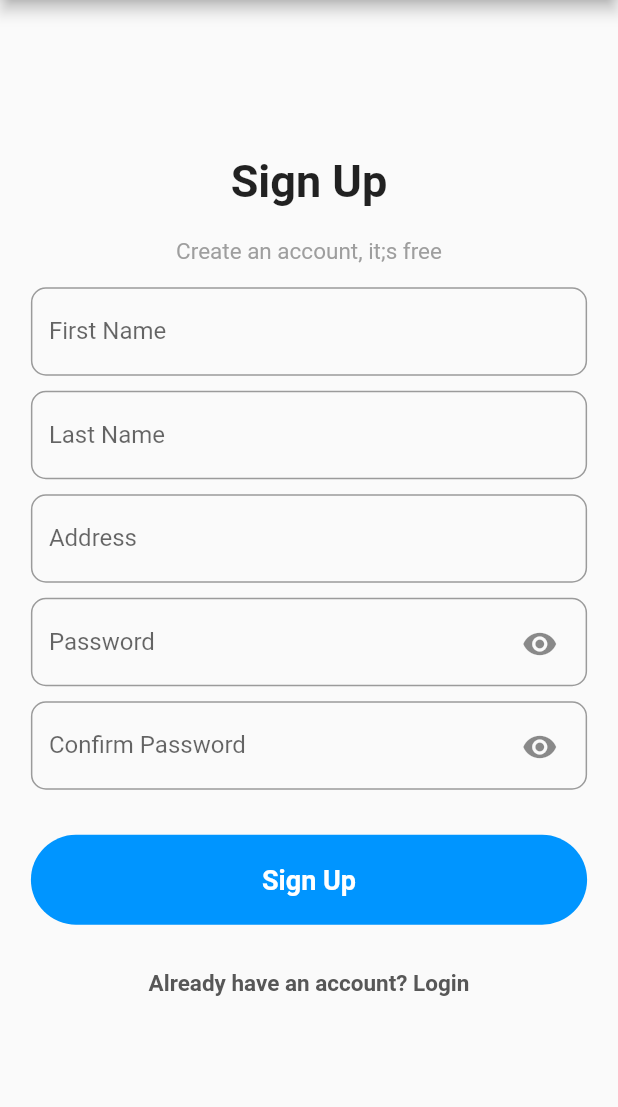
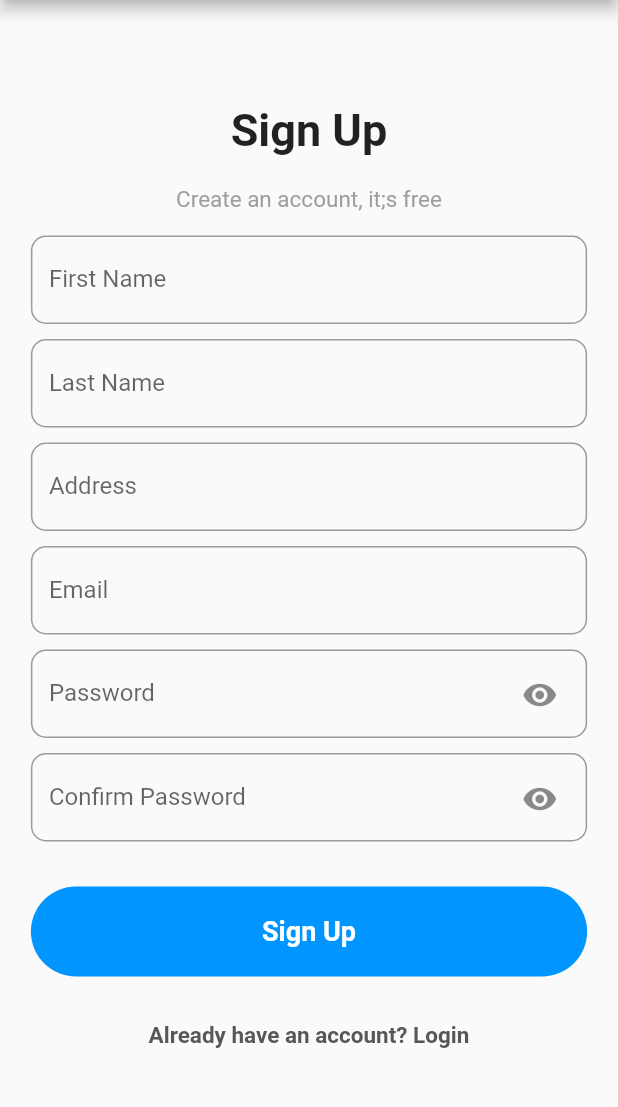
Before and after one commit to arraayyy/RAKAPP, a Flutter app: the SignUp screen opened by its route, on a phone screen of 412 x 824 dp, the part 84-1191 px from its top. Run offline on Flutter 3.47's test engine with Material 2 defaults, Android fonts, the phone set to English and light mode, and no system bars; our stand-ins replace firebase_auth, firebase_core; accounts and stored records are empty; network calls fail.

Commit message:
email and password implemented

```diff
--- a/myapp/lib/main.dart
+++ b/myapp/lib/main.dart
@@ -1,8 +1,11 @@
+import 'package:firebase_core/firebase_core.dart';
 import 'package:flutter/material.dart';
 import 'package:myapp/screens/LoginScreen.dart';
 import 'package:myapp/routes.dart';
 
-void main() {
+void main() async {
+  WidgetsFlutterBinding.ensureInitialized();
+  await Firebase.initializeApp();
   runApp(MaterialApp(
     debugShowCheckedModeBanner: false,
     initialRoute: LoginScreen.routeName,
--- a/myapp/lib/screens/SignUp.dart
+++ b/myapp/lib/screens/SignUp.dart
@@ -1,3 +1,5 @@
+import 'package:firebase_auth/firebase_auth.dart';
+import 'package:firebase_core/firebase_core.dart';
 import 'package:flutter/material.dart';
 import 'package:myapp/screens/LoginScreen.dart';
 
@@ -18,7 +20,8 @@ class _SignUpState extends State<SignUp> {
   final TextEditingController Lnamecontroller = TextEditingController();
   final TextEditingController Addresscontroller = TextEditingController();
   bool obscurePassword = true;
-  final TextEditingController passwordController = TextEditingController();
+  final TextEditingController _emailController = TextEditingController();
+  final TextEditingController _passwordController = TextEditingController();
   final TextEditingController CpasswordController = TextEditingController();
   @override
   Widget build(BuildContext context) {
@@ -80,12 +83,21 @@ class _SignUpState extends State<SignUp> {
                     const SizedBox(
                       height: 10.0,
                     ),
+                    CustomTextField(
+                      labelText: "Email",
+                      hintText: "Enter email",
+                      controller: _emailController,
+                      textInputType: TextInputType.emailAddress,
+                    ),
+                    const SizedBox(
+                      height: 10.0,
+                    ),
                     PasswordField(
                       obscureText: obscurePassword,
                       onTap: handleObscurePassword,
                       labelText: "Password",
                       hintText: "Enter password",
-                      controller: passwordController,
+                      controller: _passwordController,
                     ),
                     const SizedBox(
                       height: 10.0,
@@ -115,10 +127,20 @@ class _SignUpState extends State<SignUp> {
                       child: Center(
                         child: GestureDetector(
                           onTap: () {
+                            FirebaseAuth.instance
+                                .createUserWithEmailAndPassword(
+                                    email: _emailController.text,
+                                    password: _passwordController.text)
+                                .then((value) {
+                              print("Created new account");
+                              Navigator.of(context).pushNamedAndRemoveUntil(
+                                  LoginScreen.routeName,
+                                  (Route<dynamic> route) => false);
+                            }).onError((error, stackTrace) {
+                              print("Error ${error.toString()}");
+                            });
                             // must not contain a back button
-                            Navigator.of(context).pushNamedAndRemoveUntil(
-                                LoginScreen.routeName,
-                                (Route<dynamic> route) => false);
+                            // Navigator.pushNamed(context, Dashboard.routeName);
                           },
                           child: const Text(
                             "Already have an account? Login",
--- a/myapp/pubspec.yaml
+++ b/myapp/pubspec.yaml
@@ -37,9 +37,8 @@ dependencies:
   # The following adds the Cupertino Icons font to your application.
   # Use with the CupertinoIcons class for iOS style icons.
   cupertino_icons: ^1.0.2
-  firebase_core: ^2.3.0
-  firebase_auth: ^4.1.3
-  google_sign_in: ^5.4.2
+  firebase_core: ^2.4.0
+  firebase_auth: ^4.2.1
 
 dev_dependencies:
   flutter_test:
```
Also changed, not shown: myapp/lib/screens/LoginScreen.dart (+15 -6 lines), myapp/lib/screens/Settings.dart (+6 -2 lines), myapp/pubspec.lock, 3 other files.
